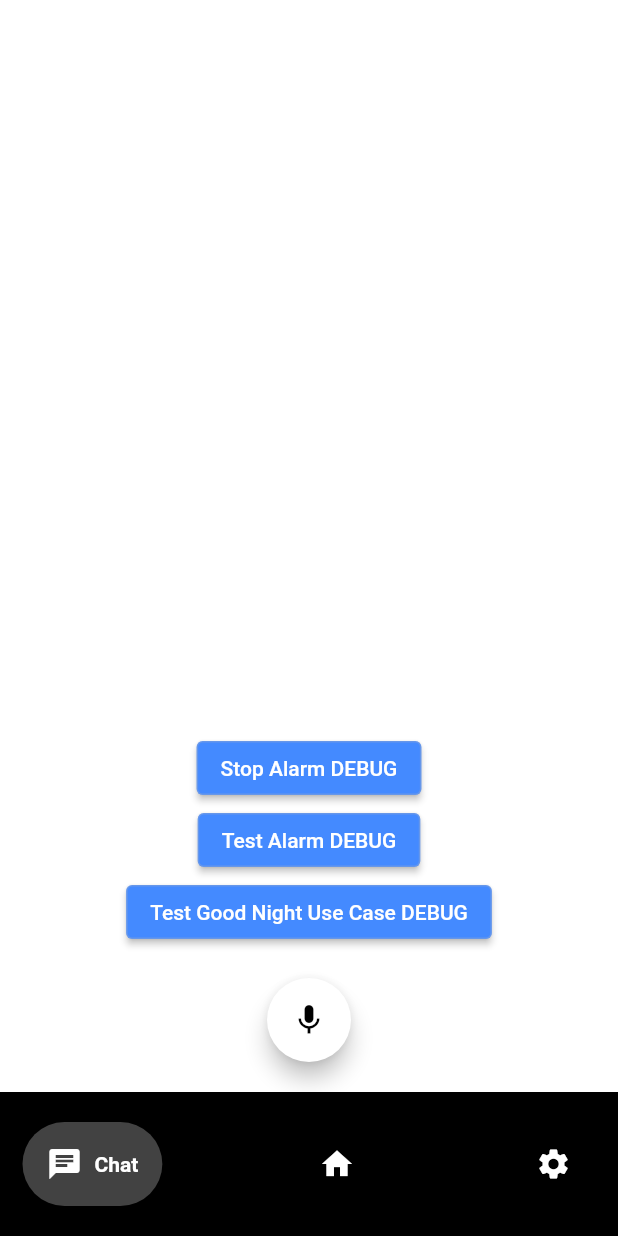
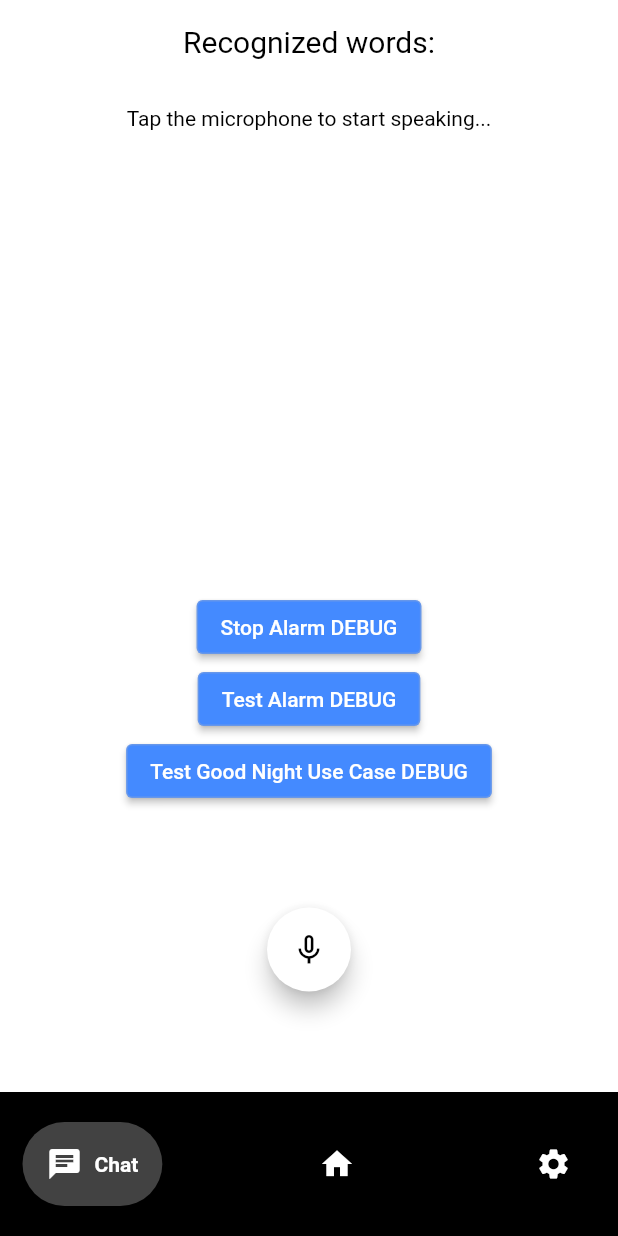
Before and after one commit to ASWE-PDA/Personal-Digital-Agent, a Flutter app: the screen it shows after launch, after a tap on "Stop Alarm DEBUG", on a phone screen of 412 x 824 dp. Run offline on Flutter 3.47's test engine with Material 2 defaults, Android fonts, the light colour scheme and no system bars; drawn by our look-alikes of avatar_glow, google_nav_bar; our stand-ins replace flutter_local_notifications, flutter_tts, shared_preferences, speech_to_text, timezone; missing offline and left inert: alarm.

Commit message:
implement speech_to_text

```diff
--- a/lib/chat.dart
+++ b/lib/chat.dart
@@ -1,3 +1,4 @@
+import 'package:avatar_glow/avatar_glow.dart';
 import 'package:flutter/material.dart';
 import 'package:flutter_tts/flutter_tts.dart';
 import 'package:luna/Services/Alarm/alarm_service.dart';
@@ -7,6 +8,8 @@ import 'package:luna/Services/notification_service.dart';
 import 'package:luna/UseCases/good_night_use_case.dart';
 import 'package:provider/provider.dart';
 import 'package:shared_preferences/shared_preferences.dart';
+import 'package:speech_to_text/speech_recognition_result.dart';
+import 'package:speech_to_text/speech_to_text.dart';
 
 class ChatPage extends StatefulWidget {
   @override
@@ -15,9 +18,18 @@ class ChatPage extends StatefulWidget {
 
 class _ChatPageState extends State<ChatPage> {
   FlutterTts flutterTts = FlutterTts();
-  bool recording = false;
+  SpeechToText _speechToText = SpeechToText();
+  bool _speechEnabled = false;
+  String lastWords = '';
   String user = "";
   String ip = "";
+
+  @override
+  void initState() {
+    super.initState();
+    loadPreferences();
+    _initSpeech();
+  }
 
   BridgeModel userModel = BridgeModel();
   loadPreferences() {
@@ -27,10 +39,30 @@ class _ChatPageState extends State<ChatPage> {
     print(user);
   }
 
-  @override
-  void initState() {
-    super.initState();
-    loadPreferences();
+  // initialize speech to text, only once
+  void _initSpeech() async {
+    _speechEnabled = await _speechToText.initialize();
+    setState(() {});
+  }
+
+  // each time to start a speech recognition session
+  void _startListening() async {
+    lastWords = '';
+    await _speechToText.listen(onResult: _onSpeechResult);
+    setState(() {});
+  }
+
+  // manually stop the active speech recognition session
+  void _stopListening() async {
+    await _speechToText.stop();
+    setState(() {});
+  }
+
+  // callback that the SpeechToText plugin uses to return the recognized words
+  void _onSpeechResult(SpeechRecognitionResult result) {
+    setState(() {
+      lastWords = result.recognizedWords;
+    });
   }
 
   @override
@@ -40,7 +72,32 @@ class _ChatPageState extends State<ChatPage> {
       body: Center(
         child: Column(
           mainAxisAlignment: MainAxisAlignment.end,
-        children: [
+          children: <Widget>[
+            //TODO: Widget necessary?
+            Container(
+              padding: EdgeInsets.all(16),
+              child: Text(
+                'Recognized words:',
+                style: TextStyle(fontSize: 20.0),
+              ),
+            ),
+            Expanded(
+              child: Container(
+                padding: EdgeInsets.all(16),
+                child: Text(
+                  // if recording is active: show the recognized words
+                  _speechToText.isListening
+                      ? lastWords
+                      // if recording isn't active but could be tell the user
+                      // how to start it, otherwise indicate that speed
+                      // recognition is not yet ready or not supported on
+                      // target device
+                      : _speechEnabled
+                          ? 'Tap the microphone to start speaking...'
+                          : 'Speech recognition is not available on this device.',
+                ),
+              ),
+            ),
             ElevatedButton(
                 onPressed: () async {
                   stopAlarm();
@@ -58,15 +115,29 @@ class _ChatPageState extends State<ChatPage> {
                 child: Text("Test Good Night Use Case DEBUG")),
             Padding(
               padding: const EdgeInsets.all(20.0),
+              child: AvatarGlow(
+                // using AvaterGLow to animate the recording button when active
+                animate: _speechToText.isListening,
+                glowColor: Theme.of(context).primaryColor,
+                endRadius: 75.0,
+                duration: const Duration(milliseconds: 2000),
+                repeatPauseDuration: const Duration(milliseconds: 100),
+                repeat: true,
                 child: FloatingActionButton(
-              onPressed: () {
-                recording = !recording;
-              },
-              child: Icon(Icons.mic),
+                  onPressed:
+                      // if not yet listening: start listening, otherwise stop
+                      _speechToText.isNotListening
+                          ? _startListening
+                          : _stopListening,
+                  child: Icon(_speechToText.isNotListening
+                      ? Icons.mic_none
+                      : Icons.mic),
+                ),
               ),
             ),
           ],
         ),
-    ));
+      ),
+    );
   }
 }
--- a/pubspec.yaml
+++ b/pubspec.yaml
@@ -18,6 +18,8 @@ dependencies:
   shared_preferences: ^2.0.16
   http:
   flutter_tts: ^3.6.2
+  speech_to_text:
+  avatar_glow:
   alarm: ^0.2.9
   flutter_local_notifications: ^13.0.0
   timezone: ^0.9.0
```
Also changed, not shown: pubspec.lock, 4 other files. Lines whose indentation alone changed are shown as unchanged.
